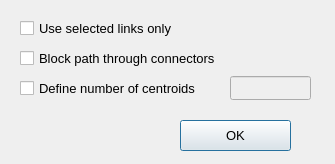
The window that paths_procedures/forms/advanced_graph_details.ui (AequilibraE/qaequilibrae) describes before a commit, drawn with Qt 5.
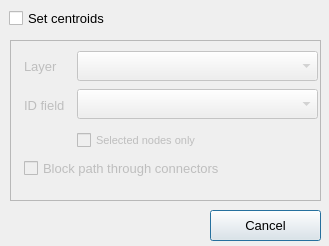
The same window after the commit. Custom widgets are drawn as their Qt base class.

Commit message: Re-factoring graph and assignment to allow for arbitrary zone numbering

What changed in the file:
```diff
--- a/paths_procedures/forms/advanced_graph_details.ui
+++ b/paths_procedures/forms/advanced_graph_details.ui
@@ -6,8 +6,8 @@
    <rect>
     <x>0</x>
     <y>0</y>
-    <width>335</width>
-    <height>164</height>
+    <width>329</width>
+    <height>246</height>
    </rect>
   </property>
   <property name="windowTitle">
@@ -16,8 +16,8 @@
   <widget class="QPushButton" name="but_ok">
    <property name="geometry">
     <rect>
-     <x>180</x>
-     <y>120</y>
+     <x>210</x>
+     <y>210</y>
      <width>111</width>
      <height>31</height>
     </rect>
@@ -28,15 +28,15 @@
     </font>
    </property>
    <property name="text">
-    <string>OK</string>
+    <string>Cancel</string>
    </property>
   </widget>
   <widget class="QCheckBox" name="use_link_selection">
    <property name="geometry">
     <rect>
-     <x>20</x>
-     <y>20</y>
-     <width>191</width>
+     <x>9</x>
+     <y>10</y>
+     <width>111</width>
      <height>17</height>
     </rect>
    </property>
@@ -46,30 +46,32 @@
     </font>
    </property>
    <property name="text">
-    <string>Use selected links only</string>
+    <string>Set centroids</string>
    </property>
   </widget>
-  <widget class="QLineEdit" name="model_centroids">
+  <widget class="QFrame" name="frm_all_items">
    <property name="enabled">
     <bool>false</bool>
    </property>
    <property name="geometry">
     <rect>
-     <x>230</x>
-     <y>76</y>
-     <width>81</width>
-     <height>24</height>
+     <x>10</x>
+     <y>40</y>
+     <width>311</width>
+     <height>161</height>
     </rect>
    </property>
-   <property name="text">
-    <string/>
+   <property name="frameShape">
+    <enum>QFrame::StyledPanel</enum>
    </property>
-  </widget>
-  <widget class="QCheckBox" name="path_through_centroids">
+   <property name="frameShadow">
+    <enum>QFrame::Raised</enum>
+   </property>
+   <widget class="QCheckBox" name="chb_path_through_centroids">
    <property name="geometry">
     <rect>
-     <x>20</x>
-     <y>50</y>
+      <x>14</x>
+      <y>120</y>
      <width>251</width>
      <height>17</height>
     </rect>
@@ -83,25 +85,92 @@
     <string>Block path through connectors</string>
    </property>
   </widget>
-  <widget class="QCheckBox" name="set_centroids_rule">
+   <widget class="QgsMapLayerComboBox" name="cob_centroids_layer">
    <property name="geometry">
     <rect>
-     <x>20</x>
-     <y>80</y>
-     <width>201</width>
-     <height>17</height>
-    </rect>
-   </property>
+      <x>67</x>
+      <y>11</y>
+      <width>241</width>
+      <height>30</height>
+     </rect>
+    </property>
+   </widget>
+   <widget class="QLabel" name="lblnodematch_11">
+    <property name="geometry">
+     <rect>
+      <x>14</x>
+      <y>18</y>
+      <width>51</width>
+      <height>16</height>
+     </rect>
+    </property>
    <property name="font">
     <font>
      <pointsize>10</pointsize>
     </font>
    </property>
    <property name="text">
-    <string>Define number of centroids</string>
-   </property>
-  </widget>
- </widget>
+     <string>Layer</string>
+    </property>
+   </widget>
+   <widget class="QLabel" name="lblnodematch_12">
+    <property name="geometry">
+     <rect>
+      <x>14</x>
+      <y>57</y>
+      <width>51</width>
+      <height>16</height>
+     </rect>
+    </property>
+    <property name="font">
+     <font>
+      <pointsize>10</pointsize>
+     </font>
+    </property>
+    <property name="text">
+     <string>ID field</string>
+    </property>
+   </widget>
+   <widget class="QCheckBox" name="chb_use_node_selection">
+    <property name="geometry">
+     <rect>
+      <x>67</x>
+      <y>90</y>
+      <width>131</width>
+      <height>20</height>
+     </rect>
+    </property>
+    <property name="font">
+     <font>
+      <pointsize>8</pointsize>
+      <weight>50</weight>
+      <italic>false</italic>
+      <bold>false</bold>
+     </font>
+    </property>
+    <property name="text">
+     <string>Selected nodes only</string>
+    </property>
+   </widget>
+   <widget class="QComboBox" name="cob_centroid_id">
+    <property name="geometry">
+     <rect>
+      <x>67</x>
+      <y>49</y>
+      <width>241</width>
+      <height>30</height>
+     </rect>
+    </property>
+   </widget>
+  </widget>
+ </widget>
+ <customwidgets>
+  <customwidget>
+   <class>QgsMapLayerComboBox</class>
+   <extends>QComboBox</extends>
+   <header>qgsmaplayercombobox.h</header>
+  </customwidget>
+ </customwidgets>
  <tabstops>
   <tabstop>use_link_selection</tabstop>
   <tabstop>path_through_centroids</tabstop>
```
Left out of the diff: 10 changed lines with no effect on the pictures. Lines whose indentation alone changed are shown as unchanged. The commit also changes 9 other files.
